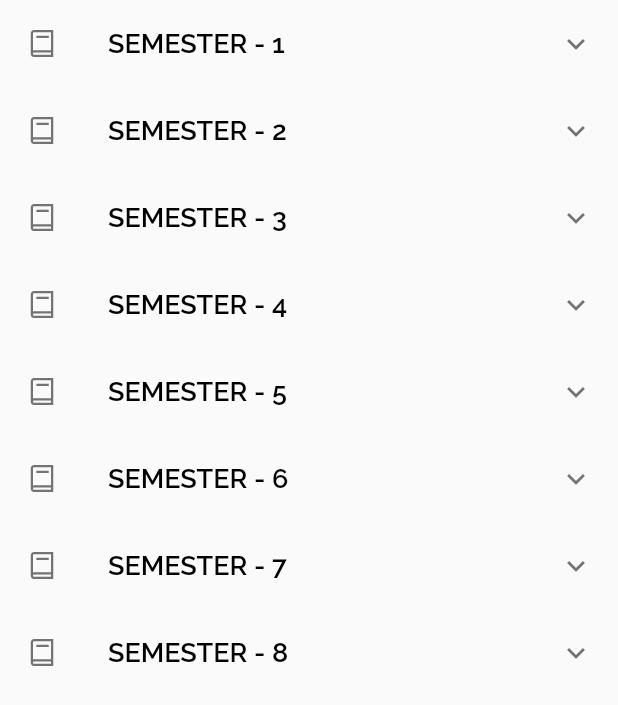
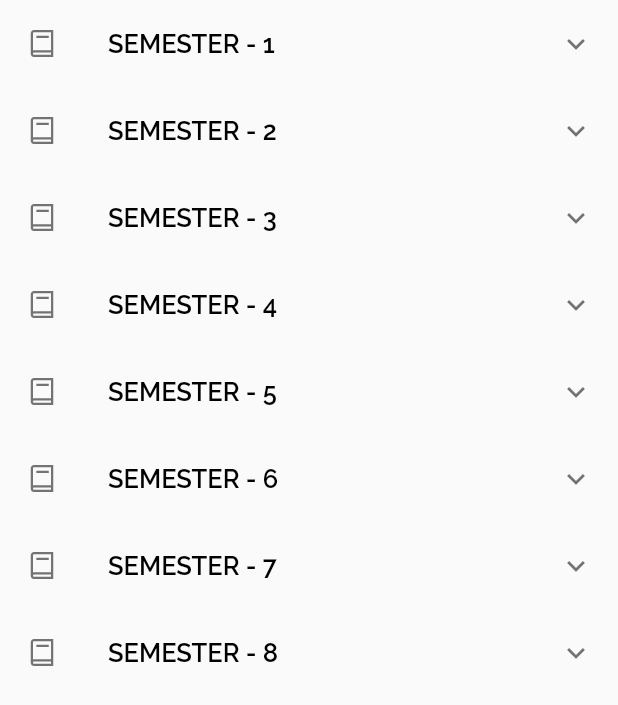
Before and after one commit to rakib205/IPE-Family, a Flutter app: the FoldingCellListViewDemo widget shown alone on an empty page, opened directly, on a phone screen of 412 x 824 dp. Shown: the top 705 px of the screen. Run offline on Flutter 3.47's test engine with Material 2 defaults, Android fonts, the phone set to English and light mode, and no system bars; our stand-ins replace connectivity, fancy_bottom_navigation, firebase_database, flare_flutter, font_awesome_flutter, line_icons and 1 more; missing offline and left inert: onesignal_flutter; accounts and stored records are empty.

Commit message:
second commit

```diff
--- a/lib/course_list.dart
+++ b/lib/course_list.dart
@@ -15,7 +15,7 @@ class _FoldingCellListViewDemoState extends State<FoldingCellListViewDemo> {
               fontFamily: "Raleway",
               fontWeight: FontWeight.w600,
               color: Colors.black,
-              fontSize: 18
+              fontSize: 17
 
             );
 
--- a/pubspec.yaml
+++ b/pubspec.yaml
@@ -27,7 +27,6 @@ dependencies:
   cupertino_icons: ^0.1.2
   fancy_bottom_navigation: ^0.3.2
   url_launcher: ^5.0.2
-  english_words: ^3.1.3
   shared_preferences: ^0.5.3+1
   font_awesome_flutter: ^8.4.0
   connectivity: ^0.4.3+2
```
Also changed, not shown: pubspec.lock.
